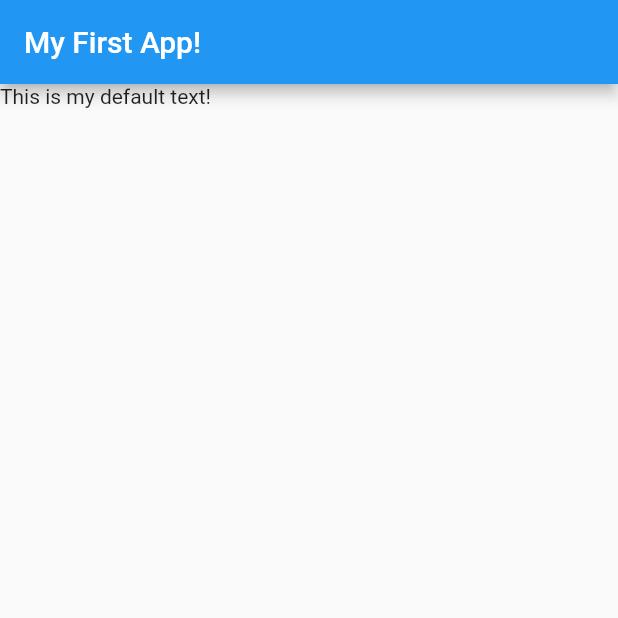
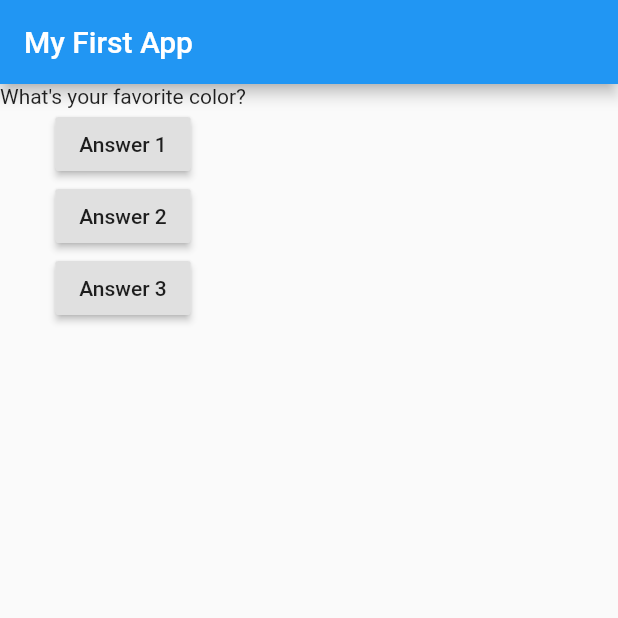
Before and after one commit to jzhu01/learn-flutter, a Flutter app: the screen it shows after launch, on a phone screen of 412 x 824 dp, the top half of it. Run offline on Flutter 3.47's test engine with Material 2 defaults, Android fonts, the phone set to English and light mode, and no system bars.

Commit message:
learned about layout widgets, RaisedButton, and lists

```diff
--- a/flutter_basics/lib/main.dart
+++ b/flutter_basics/lib/main.dart
@@ -3,14 +3,41 @@ import 'package:flutter/material.dart';
 void main() => runApp(MyApp());
 
 class MyApp extends StatelessWidget {
+  var questionIndex = 0;
+
+  void answerQuestion() {
+    questionIndex += 1;
+    print(questionIndex);
+  }
+
   @override
   Widget build(BuildContext ctx) {
+    var questions = [
+      "What's your favorite color?",
+      "What's your favorite animal?",
+    ];
     return MaterialApp(
       home: Scaffold(
         appBar: AppBar(
-          title: Text("My First App!"),
+          title: Text('My First App'),
         ),
-        body: Text("This is my default text!"),
+        body: Column(
+          children: [
+            Text(questions[questionIndex]),
+            RaisedButton(child: Text('Answer 1'), onPressed: answerQuestion),
+            RaisedButton(
+              child: Text('Answer 2'),
+              onPressed: () => print("Answer 2 chosen!"),
+            ),
+            RaisedButton(
+              child: Text('Answer 3'),
+              onPressed: () => {
+                // ...
+                print("Answer 3 chosen!")
+              },
+            ),
+          ],
+        ),
       ),
     );
   }
```
